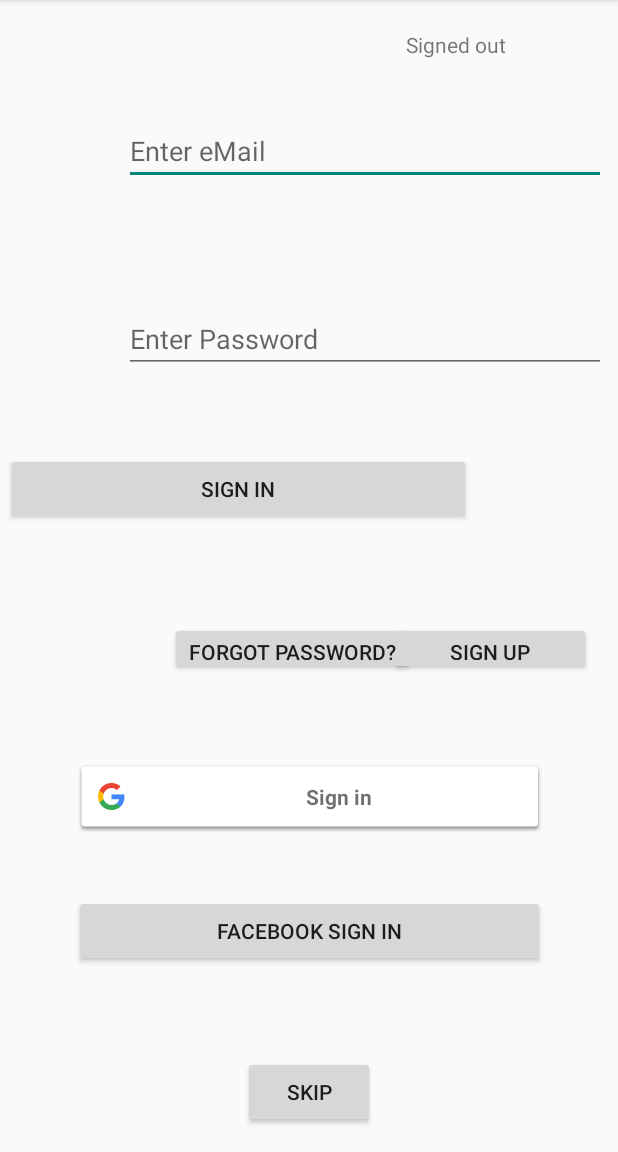
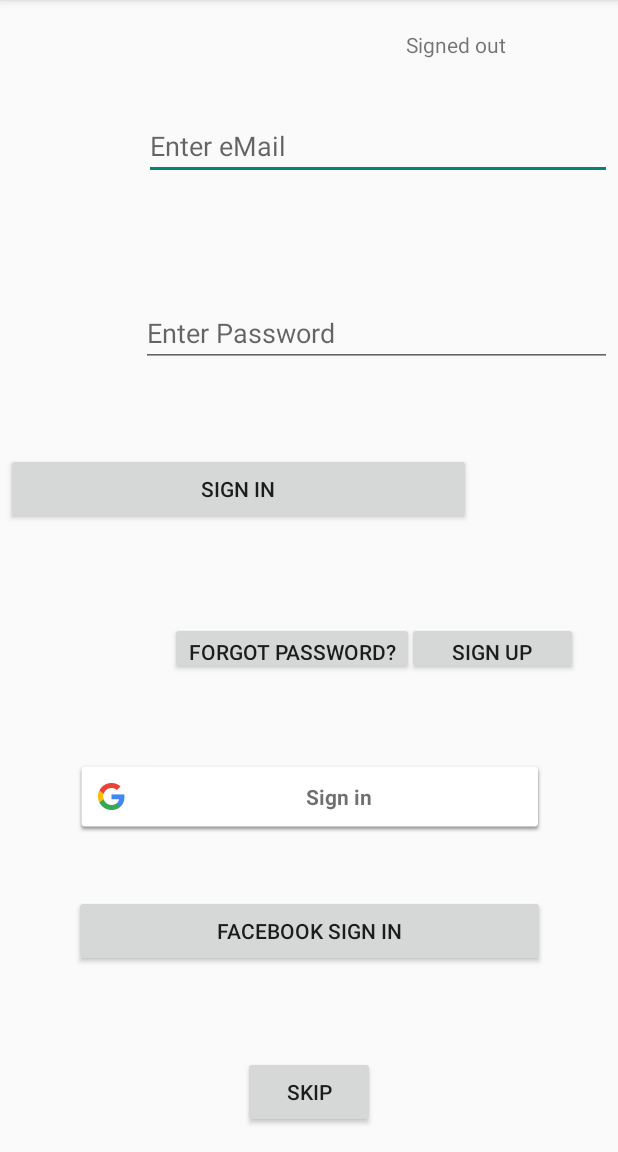
Before and after one commit to OlgaAbir/Ex02_Mobile, an Android app: the screen it shows after launch (MainActivity), on a phone screen of 412 x 824 dp, the part 84-1236 px from its top. Run offline under Robolectric (Android 15) with nearby library versions, the light colour scheme and no system bars; our stand-ins replace Firebase (no records; nobody signed in at launch, a user with empty details on screens opened directly).

Commit message:
little change

```diff
--- a/FirebaseAuthAndConfig/app/src/main/res/layout/activity_main.xml
+++ b/FirebaseAuthAndConfig/app/src/main/res/layout/activity_main.xml
@@ -8,10 +8,10 @@
 
     <EditText
         android:id="@+id/etEmail"
-        android:layout_width="321dp"
+        android:layout_width="312dp"
         android:layout_height="wrap_content"
         android:layout_marginBottom="8dp"
-        android:layout_marginEnd="8dp"
+        android:layout_marginEnd="4dp"
         android:layout_marginLeft="28dp"
         android:layout_marginTop="60dp"
         android:hint="Enter eMail"
@@ -19,14 +19,14 @@
         app:layout_constraintEnd_toEndOf="parent"
         app:layout_constraintLeft_toLeftOf="parent"
         app:layout_constraintTop_toTopOf="parent"
-        app:layout_constraintVertical_bias="0.027" />
+        app:layout_constraintVertical_bias="0.022" />
 
     <EditText
         android:id="@+id/etPassword"
-        android:layout_width="321dp"
+        android:layout_width="314dp"
         android:layout_height="wrap_content"
         android:layout_marginBottom="8dp"
-        android:layout_marginEnd="8dp"
+        android:layout_marginEnd="4dp"
         android:layout_marginLeft="12dp"
         android:layout_marginTop="8dp"
         android:hint="Enter Password"
@@ -34,7 +34,7 @@
         app:layout_constraintEnd_toEndOf="parent"
         app:layout_constraintLeft_toLeftOf="parent"
         app:layout_constraintTop_toTopOf="parent"
-        app:layout_constraintVertical_bias="0.276" />
+        app:layout_constraintVertical_bias="0.271" />
 
     <TextView
         android:id="@+id/tvUserDetails"
@@ -53,7 +53,7 @@
 
     <Button
         android:id="@+id/btnSignUp"
-        android:layout_width="134dp"
+        android:layout_width="114dp"
         android:layout_height="35dp"
         android:layout_marginBottom="8dp"
         android:layout_marginEnd="8dp"
@@ -64,7 +64,7 @@
         android:text="Sign Up"
         app:layout_constraintBottom_toBottomOf="parent"
         app:layout_constraintEnd_toEndOf="parent"
-        app:layout_constraintHorizontal_bias="0.961"
+        app:layout_constraintHorizontal_bias="0.934"
         app:layout_constraintRight_toRightOf="parent"
         app:layout_constraintStart_toStartOf="parent"
         app:layout_constraintTop_toTopOf="parent"
```
